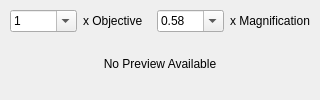
Qt form ui/video_window.ui (alchem0x2A/SGI) before a commit.
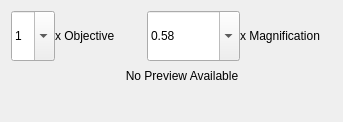
The same form after that commit. Custom widgets are drawn as their Qt base class.

Commit message: First working example with adding rulers

```diff
--- a/ui/video_window.ui
+++ b/ui/video_window.ui
@@ -6,12 +6,12 @@
    <rect>
     <x>0</x>
     <y>0</y>
-    <width>318</width>
-    <height>100</height>
+    <width>343</width>
+    <height>122</height>
    </rect>
   </property>
   <property name="sizePolicy">
-   <sizepolicy hsizetype="Preferred" vsizetype="Preferred">
+   <sizepolicy hsizetype="Minimum" vsizetype="Minimum">
     <horstretch>0</horstretch>
     <verstretch>0</verstretch>
    </sizepolicy>
@@ -19,23 +19,20 @@
   <property name="windowTitle">
    <string>Form</string>
   </property>
-  <layout class="QGridLayout" name="gridLayout_2">
-   <property name="leftMargin">
-    <number>10</number>
+  <layout class="QVBoxLayout" name="verticalLayout">
+   <property name="spacing">
+    <number>0</number>
    </property>
-   <property name="topMargin">
-    <number>10</number>
-   </property>
-   <property name="rightMargin">
-    <number>10</number>
-   </property>
-   <property name="bottomMargin">
-    <number>10</number>
-   </property>
-   <item row="0" column="0">
+   <item>
     <layout class="QGridLayout" name="gridLayout">
      <item row="0" column="0">
       <widget class="QComboBox" name="combo_objective">
+       <property name="sizePolicy">
+        <sizepolicy hsizetype="Maximum" vsizetype="Minimum">
+         <horstretch>0</horstretch>
+         <verstretch>0</verstretch>
+        </sizepolicy>
+       </property>
        <property name="editable">
         <bool>true</bool>
        </property>
@@ -58,6 +55,12 @@
      </item>
      <item row="0" column="1">
       <widget class="QLabel" name="label">
+       <property name="sizePolicy">
+        <sizepolicy hsizetype="Minimum" vsizetype="Minimum">
+         <horstretch>0</horstretch>
+         <verstretch>0</verstretch>
+        </sizepolicy>
+       </property>
        <property name="text">
         <string>x Objective</string>
        </property>
@@ -65,6 +68,12 @@
      </item>
      <item row="0" column="2">
       <widget class="QComboBox" name="combo_magnification">
+       <property name="sizePolicy">
+        <sizepolicy hsizetype="Minimum" vsizetype="Minimum">
+         <horstretch>0</horstretch>
+         <verstretch>0</verstretch>
+        </sizepolicy>
+       </property>
        <property name="editable">
         <bool>true</bool>
        </property>
@@ -102,6 +111,12 @@
      </item>
      <item row="0" column="3">
       <widget class="QLabel" name="label_2">
+       <property name="sizePolicy">
+        <sizepolicy hsizetype="Minimum" vsizetype="Minimum">
+         <horstretch>0</horstretch>
+         <verstretch>0</verstretch>
+        </sizepolicy>
+       </property>
        <property name="text">
         <string>x Magnification</string>
        </property>
@@ -109,8 +124,19 @@
      </item>
     </layout>
    </item>
-   <item row="1" column="0">
+   <item>
+    <layout class="QGridLayout" name="gridLayout_2" rowstretch="0,0" columnstretch="0,0">
+     <property name="spacing">
+      <number>0</number>
+     </property>
+     <item row="0" column="1">
     <widget class="ClickableLabel" name="video_frame">
+       <property name="sizePolicy">
+        <sizepolicy hsizetype="Minimum" vsizetype="Minimum">
+         <horstretch>0</horstretch>
+         <verstretch>0</verstretch>
+        </sizepolicy>
+       </property>
      <property name="minimumSize">
       <size>
        <width>300</width>
@@ -130,6 +156,34 @@
       <set>Qt::AlignCenter</set>
      </property>
     </widget>
+     </item>
+     <item row="0" column="0">
+      <widget class="QLabel" name="ruler_y">
+       <property name="sizePolicy">
+        <sizepolicy hsizetype="Minimum" vsizetype="Minimum">
+         <horstretch>0</horstretch>
+         <verstretch>0</verstretch>
+        </sizepolicy>
+       </property>
+       <property name="text">
+        <string/>
+       </property>
+      </widget>
+     </item>
+     <item row="1" column="1">
+      <widget class="QLabel" name="ruler_x">
+       <property name="sizePolicy">
+        <sizepolicy hsizetype="Minimum" vsizetype="Minimum">
+         <horstretch>0</horstretch>
+         <verstretch>0</verstretch>
+        </sizepolicy>
+       </property>
+       <property name="text">
+        <string/>
+       </property>
+      </widget>
+     </item>
+    </layout>
    </item>
   </layout>
  </widget>
```
Lines whose indentation alone changed are shown as unchanged. The commit also changes 3 other files.
